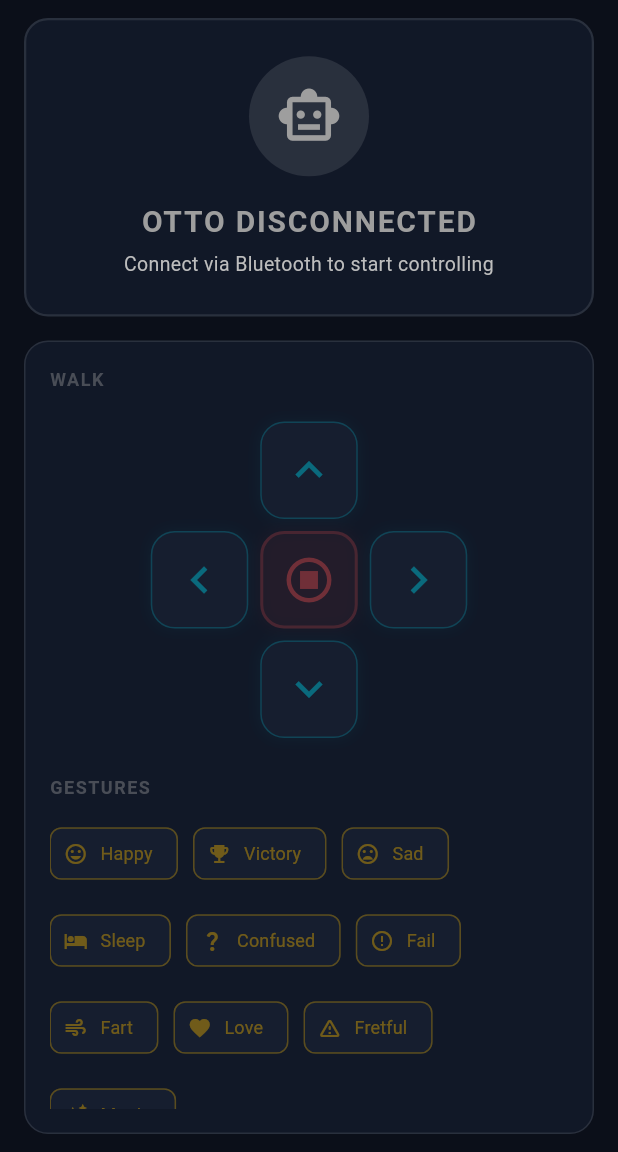
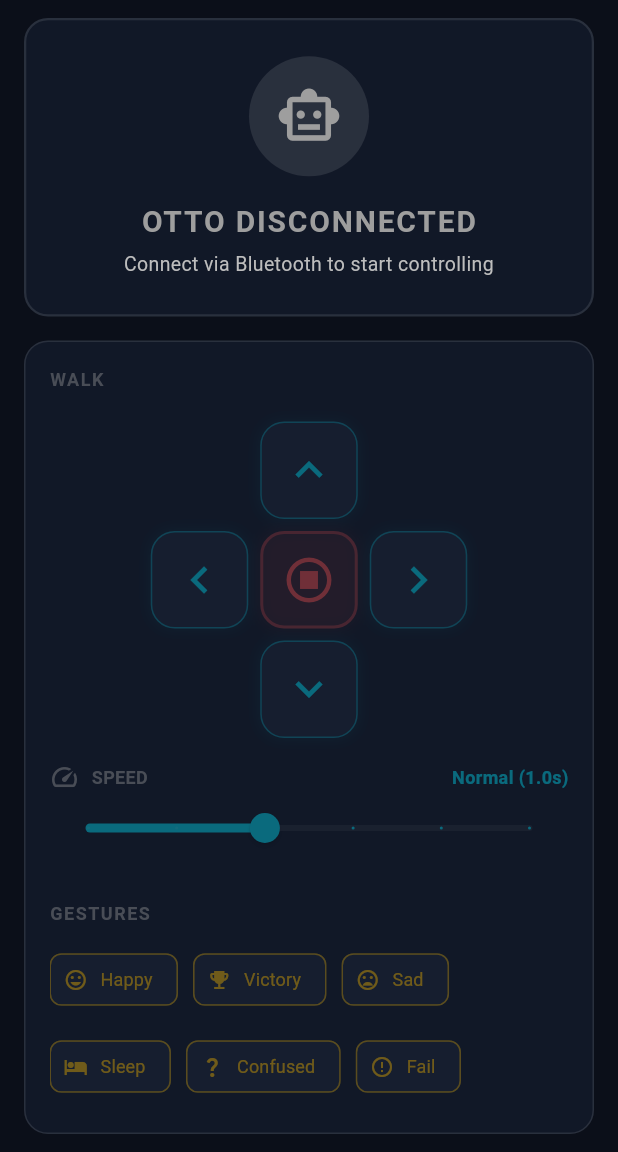
Before and after one commit to Dawied/ottodiy_classic_app, a Flutter app: the screen it shows after launch, on a phone screen of 412 x 824 dp, the part 84-1236 px from its top. Run offline on Flutter 3.47's test engine with Material 3 defaults, Android fonts, the phone set to English and light mode, and no system bars; our stand-ins replace flutter_blue_plus, permission_handler.

Commit message:
Added speed slider and commands

```diff
--- a/lib/main.dart
+++ b/lib/main.dart
@@ -202,6 +202,21 @@ class BluetoothManager extends ChangeNotifier {
   bool _isPollingUltrasound = false;
   bool get isPollingUltrasound => _isPollingUltrasound;
   Timer? _ultrasoundPollTimer;
+
+  int _speedIndex = 2; // Default to speed index 2 (1000 ms)
+  int get speedIndex => _speedIndex;
+
+  set speedIndex(int value) {
+    if (value >= 0 && value <= 5) {
+      _speedIndex = value;
+      notifyListeners();
+
+      // If a mode is active, dynamically update its speed on the robot
+      if (_activeMode != null) {
+        sendCommand('$_activeMode$_speedIndex\n');
+      }
+    }
+  }
 
   BluetoothCharacteristic? _writeCharacteristic;
 
@@ -660,6 +675,25 @@ class HomeScreen extends StatefulWidget {
 class _HomeScreenState extends State<HomeScreen> {
   final BluetoothManager _btManager = BluetoothManager();
   bool _isConsoleVisible = false;
+
+  String _getSpeedLabel(int index) {
+    switch (index) {
+      case 0:
+        return 'Very Slow (3.0s)';
+      case 1:
+        return 'Slow (2.0s)';
+      case 2:
+        return 'Normal (1.0s)';
+      case 3:
+        return 'Fast (0.75s)';
+      case 4:
+        return 'Very Fast (0.5s)';
+      case 5:
+        return 'Turbo (0.25s)';
+      default:
+        return 'Normal';
+    }
+  }
 
   void _showConnectionModal() {
     if (!_btManager.isScanning && _btManager.connectedDevice == null) {
@@ -1067,8 +1101,8 @@ class _HomeScreenState extends State<HomeScreen> {
                                     _JoystickButton(
                                       icon: Icons.keyboard_arrow_up,
                                       color: const Color(0xFF00E5FF),
-                                      onPressed: () =>
-                                          _btManager.sendCommand('forward2\n'),
+                                      onPressed: () => _btManager
+                                          .sendCommand('forward${_btManager.speedIndex}\n'),
                                     ),
                                     const SizedBox(height: 8),
                                     // Middle Row
@@ -1079,23 +1113,23 @@ class _HomeScreenState extends State<HomeScreen> {
                                         _JoystickButton(
                                           icon: Icons.keyboard_arrow_left,
                                           color: const Color(0xFF00E5FF),
-                                          onPressed: () =>
-                                              _btManager.sendCommand('left2\n'),
+                                          onPressed: () => _btManager
+                                              .sendCommand('left${_btManager.speedIndex}\n'),
                                         ),
                                         const SizedBox(width: 8),
                                         _JoystickButton(
                                           icon: Icons.stop_circle_outlined,
                                           color: Colors.redAccent,
                                           isCenter: true,
-                                          onPressed: () =>
-                                              _btManager.sendCommand('stop2\n'),
+                                          onPressed: () => _btManager
+                                              .sendCommand('stop${_btManager.speedIndex}\n'),
                                         ),
                                         const SizedBox(width: 8),
                                         _JoystickButton(
                                           icon: Icons.keyboard_arrow_right,
                                           color: const Color(0xFF00E5FF),
                                           onPressed: () => _btManager
-                                              .sendCommand('right2\n'),
+                                              .sendCommand('right${_btManager.speedIndex}\n'),
                                         ),
                                       ],
                                     ),
@@ -1104,11 +1138,47 @@ class _HomeScreenState extends State<HomeScreen> {
                                     _JoystickButton(
                                       icon: Icons.keyboard_arrow_down,
                                       color: const Color(0xFF00E5FF),
-                                      onPressed: () =>
-                                          _btManager.sendCommand('backward2\n'),
+                                      onPressed: () => _btManager
+                                          .sendCommand('backward${_btManager.speedIndex}\n'),
                                     ),
                                   ],
                                 ),
+                              ),
+                              // Speed Slider
+                              const SizedBox(height: 16),
+                              Row(
+                                children: [
+                                  const Icon(Icons.speed, color: Colors.grey, size: 20),
+                                  const SizedBox(width: 8),
+                                  const Text(
+                                    'SPEED',
+                                    style: TextStyle(
+                                      color: Colors.grey,
+                                      fontSize: 12,
+                                      fontWeight: FontWeight.bold,
+                                    ),
+                                  ),
+                                  const Spacer(),
+                                  Text(
+                                    _getSpeedLabel(_btManager.speedIndex),
+                                    style: const TextStyle(
+                                      color: Color(0xFF00E5FF),
+                                      fontWeight: FontWeight.bold,
+                                      fontSize: 12,
+                                    ),
+                                  ),
+                                ],
+                              ),
+                              Slider(
+                                value: _btManager.speedIndex.toDouble(),
+                                min: 0,
+                                max: 5,
+                                divisions: 5,
+                                activeColor: const Color(0xFF00E5FF),
+                                inactiveColor: Colors.white10,
+                                onChanged: (value) {
+                                  _btManager.speedIndex = value.round();
+                                },
                               ),
                               const SizedBox(height: 24),
                               const Text(
@@ -1214,10 +1284,10 @@ class _HomeScreenState extends State<HomeScreen> {
                                           onPressed: () {
                                             if (_btManager.activeMode ==
                                                 'avoidance') {
-                                              _btManager.sendCommand('stop2\n');
+                                              _btManager.sendCommand('stop${_btManager.speedIndex}\n');
                                             } else {
                                               _btManager.sendCommand(
-                                                'avoidance2\n',
+                                                'avoidance${_btManager.speedIndex}\n',
                                               );
                                             }
                                           },
@@ -1247,10 +1317,10 @@ class _HomeScreenState extends State<HomeScreen> {
                                           onPressed: () {
                                             if (_btManager.activeMode ==
                                                 'force') {
-                                              _btManager.sendCommand('stop2\n');
+                                              _btManager.sendCommand('stop${_btManager.speedIndex}\n');
                                             } else {
                                               _btManager.sendCommand(
-                                                'force2\n',
+                                                'force${_btManager.speedIndex}\n',
                                               );
                                             }
                                           },
```
